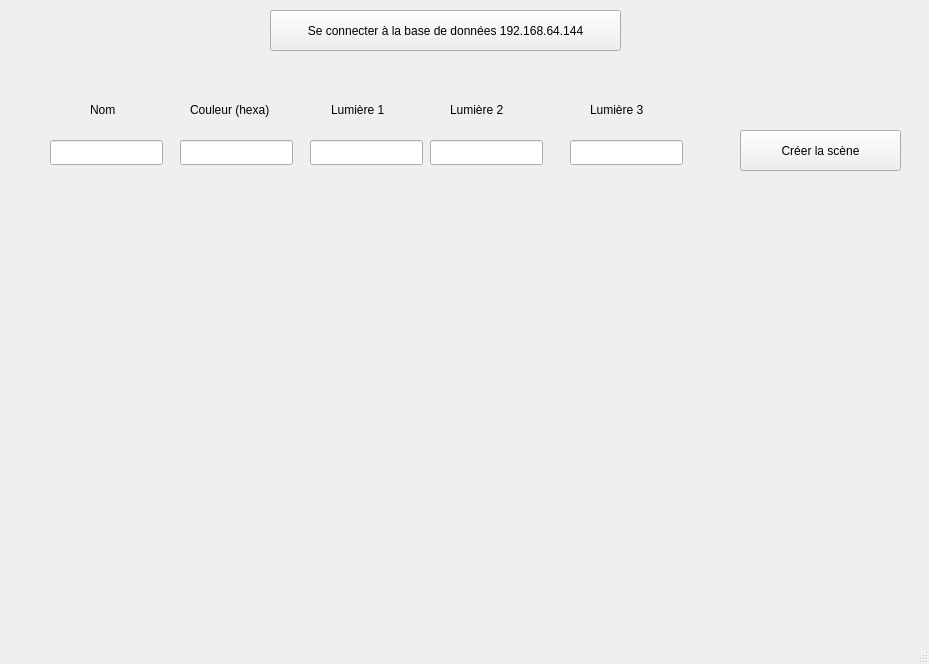
Old version of the form E3/EditeurScene/mainwindow.ui in the repository jeanlaurentdotme/dmx-webedia.
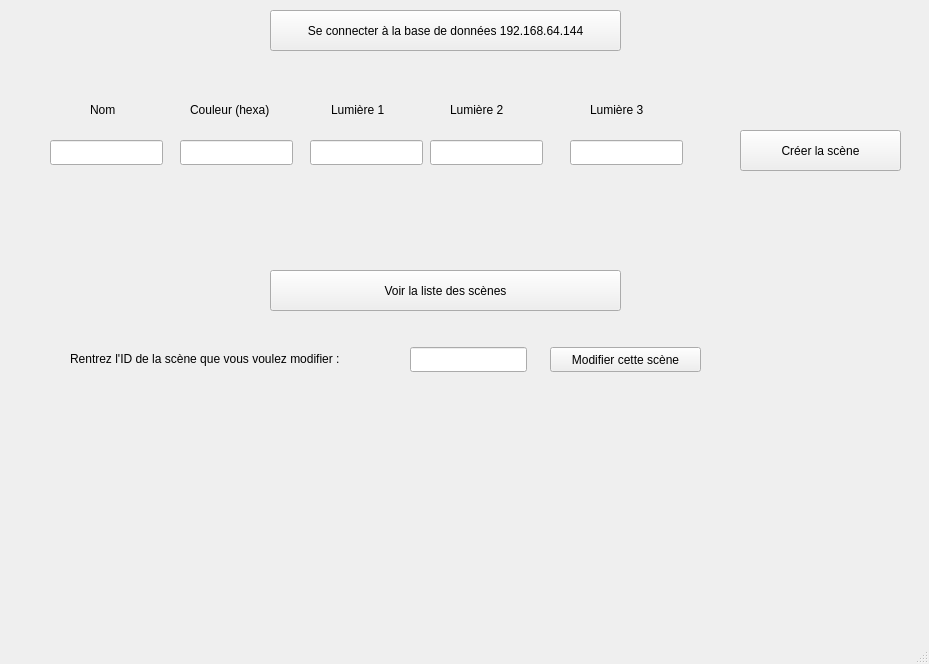
New version of the form.

Diff of the .ui file:
```diff
--- a/E3/EditeurScene/mainwindow.ui
+++ b/E3/EditeurScene/mainwindow.ui
@@ -171,6 +171,68 @@
      </rect>
     </property>
    </widget>
+   <widget class="QLabel" name="label_7">
+    <property name="geometry">
+     <rect>
+      <x>731</x>
+      <y>180</y>
+      <width>181</width>
+      <height>20</height>
+     </rect>
+    </property>
+    <property name="text">
+     <string/>
+    </property>
+   </widget>
+   <widget class="QPushButton" name="pushButton_3">
+    <property name="geometry">
+     <rect>
+      <x>270</x>
+      <y>270</y>
+      <width>351</width>
+      <height>41</height>
+     </rect>
+    </property>
+    <property name="text">
+     <string>Voir la liste des scènes</string>
+    </property>
+   </widget>
+   <widget class="QLabel" name="label_8">
+    <property name="geometry">
+     <rect>
+      <x>70</x>
+      <y>350</y>
+      <width>351</width>
+      <height>17</height>
+     </rect>
+    </property>
+    <property name="text">
+     <string>Rentrez l'ID de la scène que vous voulez modifier : </string>
+    </property>
+   </widget>
+   <widget class="QLineEdit" name="lineEdit_6">
+    <property name="geometry">
+     <rect>
+      <x>410</x>
+      <y>347</y>
+      <width>117</width>
+      <height>25</height>
+     </rect>
+    </property>
+   </widget>
+   <widget class="QPushButton" name="pushButton_4">
+    <property name="geometry">
+     <rect>
+      <x>550</x>
+      <y>347</y>
+      <width>151</width>
+      <height>25</height>
+     </rect>
+    </property>
+    <property name="text">
+     <string>Modifier cette scène</string>
+    </property>
+   </widget>
   </widget>
   <widget class="QMenuBar" name="menubar">
    <property name="geometry">
```
Left out of the diff: 51 changed lines with no effect on the pictures.
